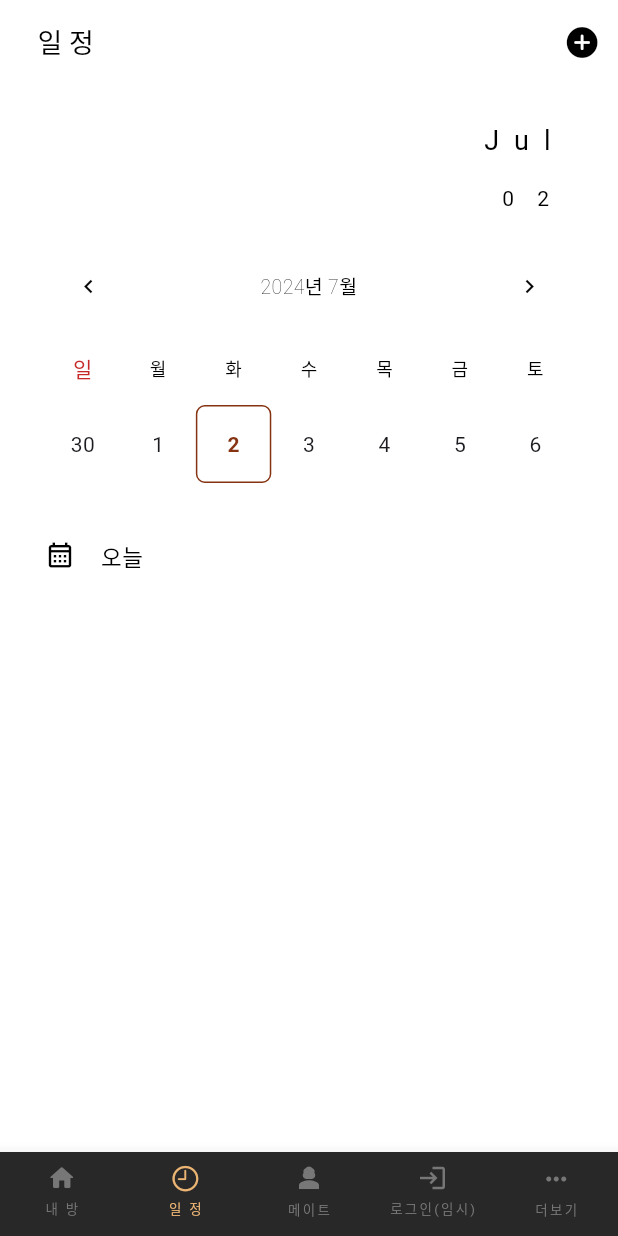
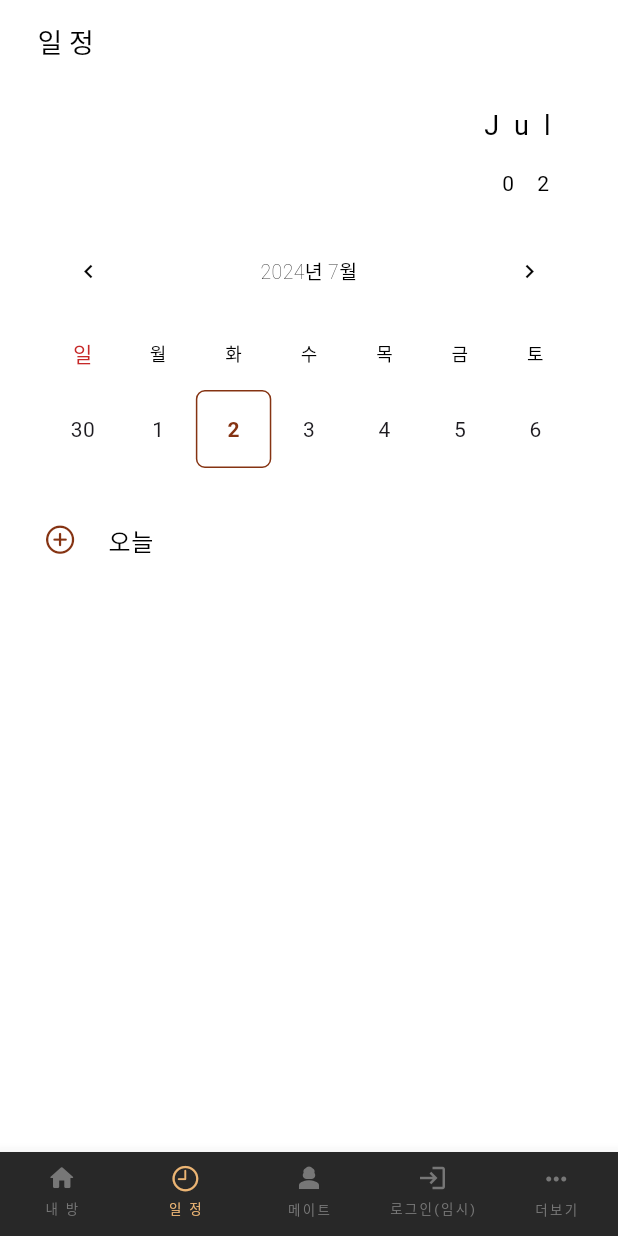
Before and after one commit to rainofmay/distance, a Flutter app: the screen it shows after launch, item 2 of the bottom bar chosen, on a phone screen of 412 x 824 dp. Run offline on Flutter 3.47's test engine with Material 3 defaults, Android fonts, the phone set to English and light mode, and no system bars; drawn by our look-alikes of table_calendar; our stand-ins replace audioplayers, firebase_core, flutter_dotenv, flutter_svg, font_awesome_flutter, get and 6 more; missing offline and left inert: cached_video_player, omni_datetime_picker; accounts and stored records are empty; Roboto replaces fonts that are missing (GmarketSansTTFMedium).

Commit message:
[Update] schedule 버그 수정

```diff
--- a/lib/model/schedule_model.dart
+++ b/lib/model/schedule_model.dart
@@ -1,3 +1,5 @@
+import 'package:intl/intl.dart';
+
 class ScheduleModel {
   final String id;
   final String scheduleName;
@@ -5,6 +7,8 @@ class ScheduleModel {
   final DateTime endDate;
   final String? startTime;
   final String? endTime;
+  final DateTime originalStartTime;
+  final DateTime originalEndTime;
   final bool isTimeSet;
   // final String selectedRepeat;
   final String memo;
@@ -17,6 +21,8 @@ class ScheduleModel {
     required this.endDate,
     this.startTime,
     this.endTime,
+    required this.originalStartTime,
+    required this.originalEndTime,
     required this.isTimeSet,
     // required this.selectedRepeat,
     required this.memo,
@@ -31,6 +37,8 @@ class ScheduleModel {
         endDate = DateTime.parse(json['end_date']),
         startTime = json['start_time'],
         endTime = json['end_time'],
+        originalStartTime =  DateTime.parse(json['original_start_time']),
+        originalEndTime =  DateTime.parse(json['original_end_time']),
         isTimeSet = json['is_time_set'],
         memo = json['memo'],
         sectionColor = json['section_color'];
@@ -45,6 +53,8 @@ class ScheduleModel {
           '${endDate.year}${endDate.month.toString().padLeft(2, '0')}${endDate.day.toString().padLeft(2, '0')}',
       'start_time': startTime,
       'end_time': endTime,
+      'original_start_time' : originalStartTime.toString(),
+      'original_end_time' : originalEndTime.toString(),
       'is_time_set': isTimeSet,
       // '반복' : selectedRepeat,
       'memo': memo,
@@ -59,6 +69,8 @@ class ScheduleModel {
     DateTime? endDate,
     String? startTime,
     String? endTime,
+    DateTime? originalStartTime,
+    DateTime? originalEndTime,
     bool? isTimeSet,
     String? memo,
     int? sectionColor,
@@ -70,6 +82,8 @@ class ScheduleModel {
       endDate: endDate ?? this.endDate,
       startTime: startTime ?? this.startTime,
       endTime: endTime ?? this.endTime,
+      originalStartTime: originalStartTime ?? this.originalStartTime,
+      originalEndTime: originalEndTime ?? this.originalEndTime,
       isTimeSet: isTimeSet ?? this.isTimeSet,
       memo: memo ?? this.memo,
       sectionColor: this.sectionColor,
--- a/lib/repository/schedule/schedule_repository.dart
+++ b/lib/repository/schedule/schedule_repository.dart
@@ -19,8 +19,10 @@ class ScheduleRepository {
 
   Future<List<ScheduleModel>> fetchScehduleData(DateTime day) async {
     var response = await _scheduleProvider.getScheduleData(day);
+    print('repository response $response');
     final schedueleData =
         response.map((e) => ScheduleModel.fromJson(json: e)).toList();
+    print('repository schedueleData $schedueleData');
     return schedueleData;
   }
 }
--- a/lib/view/login/auth_screen.dart
+++ b/lib/view/login/auth_screen.dart
@@ -121,7 +121,7 @@ class _AuthScreenState extends State<AuthScreen> {
               Padding(
                 padding: const EdgeInsets.only(left:20, top:20, bottom:10),
                 child: const Text('DISTANCE',
-                    style: TextStyle(color: Color(0xff853312), fontSize: 15)),
+                    style: TextStyle(color: SECONDARY, fontSize: 15)),
               ),
               Padding(
                 padding: const EdgeInsets.only(left:20.0),
@@ -181,7 +181,7 @@ class _AuthScreenState extends State<AuthScreen> {
                             ElevatedButton(
                               style:  ElevatedButton.styleFrom(
                                 side: BorderSide(
-                                  color: Color(0xff853312)
+                                  color: SECONDARY
                                 ),
                                 shape: RoundedRectangleBorder(
                                     borderRadius:
@@ -192,7 +192,7 @@ class _AuthScreenState extends State<AuthScreen> {
                                 fixedSize: Size(widthOfLog, heightOfLog),
                               ),
                               onPressed: signIn,
-                              child: const Text('로그인', style: TextStyle(color: Color(0xff853312), fontSize: 16)),
+                              child: const Text('로그인', style: TextStyle(color: SECONDARY, fontSize: 16)),
                             ),
                             const SizedBox(height: 10.0), // 버튼과 버튼 사이에 간격 추가
                             Padding(
--- a/lib/view/schedule/schedule_screen.dart
+++ b/lib/view/schedule/schedule_screen.dart
@@ -1,6 +1,7 @@
 import 'package:flutter/cupertino.dart';
 import 'package:flutter/material.dart';
 import 'package:get/get.dart';
+import 'package:intl/intl.dart';
 import 'package:mobile/common/const/colors.dart';
 import 'package:mobile/provider/schedule/schedule_provider.dart';
 import 'package:mobile/repository/schedule/schedule_repository.dart';
@@ -52,25 +53,17 @@ class _ScheduleScreenState extends State<ScheduleScreen> {
         backgroundColor: WHITE,
         contentColor: BLACK,
         titleSpacing: 25,
-        actions: [
-          IconButton(
-              onPressed: () {
-                Get.to(() => CreateScheduleScreen());
-              },
-              icon: const Icon(CupertinoIcons.add_circled_solid),
-              color: BLACK),
-        ],
       ),
       body: SafeArea(
         child: Column(
           mainAxisAlignment: MainAxisAlignment.start,
           children: [
-            const SizedBox(height: 10),
+            const SizedBox(height: 5),
 
             // 달력 큰제목
             Container(
               alignment: Alignment.topRight,
-              margin: const EdgeInsets.only(top: 15, right: 40),
+              margin: const EdgeInsets.only(top: 10, right: 40),
               child: Text(
                 _months[DateTime.now().month - 1],
                 style: const TextStyle(
@@ -109,9 +102,7 @@ class _ScheduleScreenState extends State<ScheduleScreen> {
                       duration: const Duration(milliseconds: 200),
                       padding:
                           const EdgeInsets.only(top: 20, left: 30, right: 30),
-                      child: viewModel.isCalendarVisible == true
-                          ? Calendar(viewModel: viewModel)
-                          : Container(),
+                      child: Calendar(viewModel: viewModel)
                     ),
                     Padding(
                       padding: const EdgeInsets.only(top: 20),
@@ -119,23 +110,23 @@ class _ScheduleScreenState extends State<ScheduleScreen> {
                         horizontalTitleGap: 3,
                         leading: IconButton(
                             onPressed: () {
-                              viewModel.updateCalendarVisible();
+                              Get.to(() => CreateScheduleScreen());
                             },
-                            icon: const Icon(
-                              Icons.calendar_month_outlined,
-                              size: 20,
-                            ),
-                            color: BLACK,
-                            highlightColor: TRANSPARENT,
-                            splashColor: TRANSPARENT),
-                        title: Text(
+                            icon: const Icon(CupertinoIcons.add_circled, color: SECONDARY, size: 22,),
+                            color: BLACK),
+                        title: Row(
+                          children: [
+                            const SizedBox(width: 5),
+                            Text(
                                 viewModel.selectedDate.day == DateTime.now().day
                                     ? '오늘'
                                     : '${viewModel.selectedDate.month}월 ${viewModel.selectedDate.day}일',
                                 style: const TextStyle(
                                     color: BLACK,
                                     fontWeight: FontWeight.w100,
-                                fontSize: 15)),
+                                    fontSize: 16)),
+                          ],
+                        ),
                       ),
                     ),
                     Expanded(child: ScheduleList(viewModel: viewModel)),
--- a/lib/view/schedule/widget/schedule/schedule_list.dart
+++ b/lib/view/schedule/widget/schedule/schedule_list.dart
@@ -23,6 +23,7 @@ class _ScheduleListState extends State<ScheduleList> {
     // TODO: implement initState
     super.initState();
     _viewModel = widget.viewModel;
+    // print('_viewModel.scheduleModel ${_viewModel.scheduleModel}');
   }
 
   @override
@@ -51,7 +52,7 @@ class _ScheduleListState extends State<ScheduleList> {
                     padding: const EdgeInsets.only(top: 10.0, left: 20.0),
                     child: Container(
                       width: 5,
-                      height: 90,
+                      height: 55,
                       decoration: BoxDecoration(
                           color: sectionColors[schedule.sectionColor],
                           borderRadius: BorderRadius.circular(5)),
@@ -100,8 +101,7 @@ class _ScheduleListState extends State<ScheduleList> {
                                 padding: const EdgeInsets.only(top: 10, left: 10),
                                 alignment: Alignment.topLeft,
                                 child: Text('# ${schedule.memo}',
-                                    style:
-                                    const TextStyle(fontSize: 12, color: BLACK))),
+                                    style: const TextStyle(fontSize: 12, color: BLACK), overflow: TextOverflow.ellipsis)),
                           ],
                         ),
                       ),
--- a/lib/view_model/schedule/schedule_view_model.dart
+++ b/lib/view_model/schedule/schedule_view_model.dart
@@ -21,14 +21,12 @@ class ScheduleViewModel extends GetxController {
   DateTime get selectedDate => _calendarInfo.value.selectedDate;
   DateTime get focusedDate => _calendarInfo.value.focusedDate;
 
-  late final RxBool _isCalendarVisible;
-  bool get isCalendarVisible => _isCalendarVisible.value;
   late final Rx<CalendarFormat> _calendarFormat;
 
   CalendarFormat get calendarFormat => _calendarFormat.value;
 
   /* Schedule */
-  late final RxList<ScheduleModel> _allSchedules;
+  late RxList<ScheduleModel> _allSchedules = <ScheduleModel>[].obs;
   List<ScheduleModel> get allSchedules => _allSchedules;
 
   late final RxList<ScheduleModel> _scheduleModel;
@@ -66,7 +64,6 @@ class ScheduleViewModel extends GetxController {
       DateTime.now().day,
     )).obs;
 
-    _isCalendarVisible = true.obs;
     _calendarFormat = CalendarFormat.week.obs;
   }
 
@@ -74,7 +71,7 @@ class ScheduleViewModel extends GetxController {
     await _repository
         .fetchAllScheduleData()
         .then((value) => _allSchedules = value.obs);
-    // print('_allSchedules $_allSchedules');
+    print('_allSchedules $_allSchedules');
   }
 
   Future<void> initScheduleData(DateTime day) async {
@@ -82,6 +79,7 @@ class ScheduleViewModel extends GetxController {
         .fetchScehduleData(day)
         .then((value) => _scheduleModel = value.obs)
         .then((value) => _isScheduleListLoaded.value = true);
+    print('_scheduleModel $_scheduleModel');
   }
 
   void initColorSet() {
@@ -101,10 +99,6 @@ class ScheduleViewModel extends GetxController {
     _calendarInfo.value = _calendarInfo.value.copyWith(
       focusedDate: focusedDate,
     );
-  }
-
-  void updateCalendarVisible() {
-    _isCalendarVisible.value = !_isCalendarVisible.value;
   }
 
   void updateCalendarFormatToWeek() {
```
Also changed, not shown: lib/common/const/colors.dart (+14 -26 lines), lib/view/myroom/background/myroom_background_screen.dart (+53 -52 lines), lib/view/schedule/create_schedule_screen.dart (+17 -16 lines), lib/view/schedule/edit_schedule_screen.dart (+32 -26 lines). Lines whose indentation alone changed are shown as unchanged.
